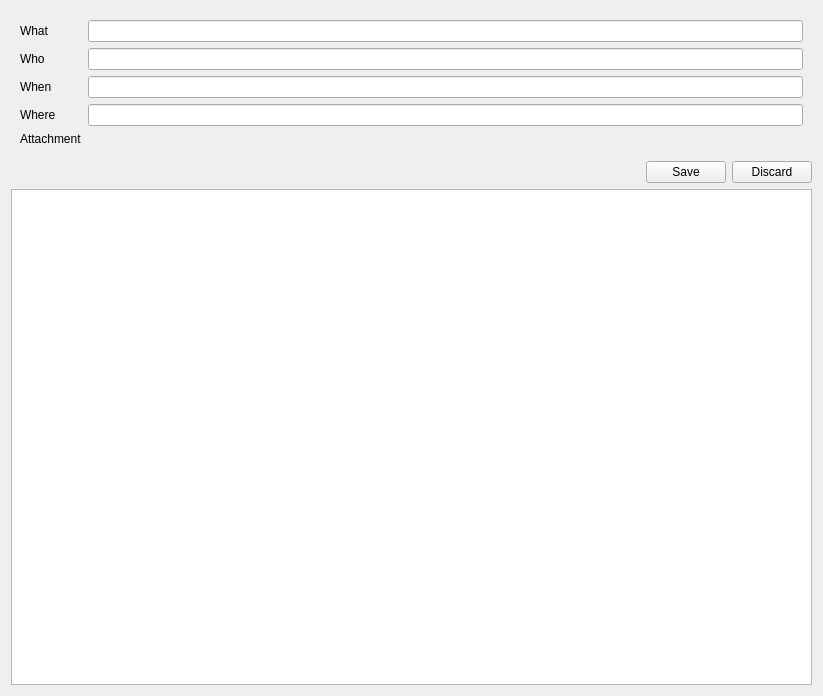
This is editor/editorwidget.ui in NightFeather/ase-2021-fall as Qt 5 draws it before an edit. The edited form follows.
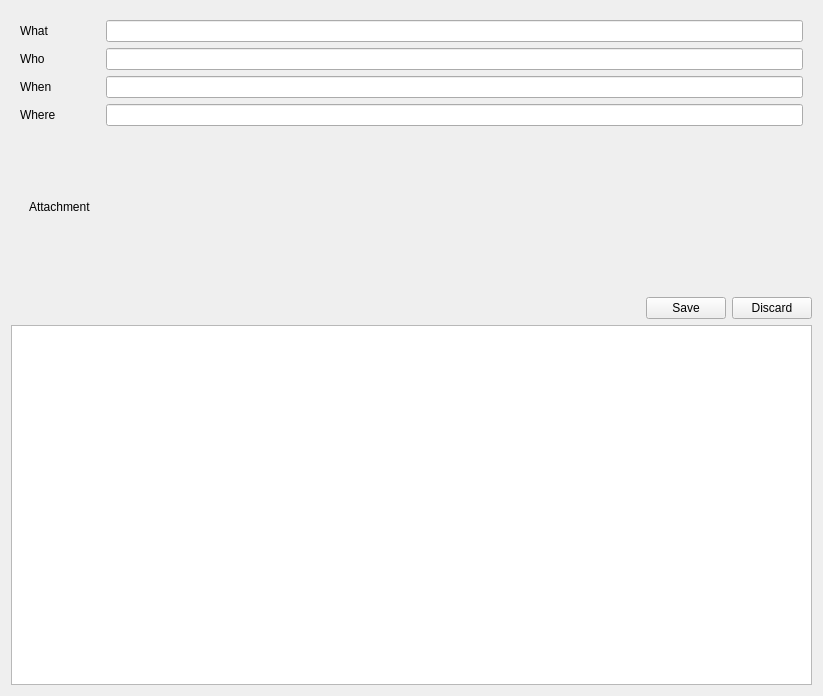
This is the edited form. Custom widgets are drawn as their Qt base class.

Commit message: Attachment management

The edit to the form file:
```diff
--- a/editor/editorwidget.ui
+++ b/editor/editorwidget.ui
@@ -22,6 +22,12 @@
   <layout class="QVBoxLayout" name="verticalLayout">
    <item>
     <widget class="QWidget" name="widget" native="true">
+     <property name="sizePolicy">
+      <sizepolicy hsizetype="Preferred" vsizetype="Minimum">
+       <horstretch>0</horstretch>
+       <verstretch>0</verstretch>
+      </sizepolicy>
+     </property>
      <layout class="QFormLayout" name="formLayout">
       <item row="0" column="0">
        <widget class="QLabel" name="label">
@@ -64,14 +70,32 @@
        <widget class="QLineEdit" name="where"/>
       </item>
       <item row="4" column="0">
-       <widget class="QLabel" name="label_5">
-        <property name="text">
-         <string>Attachment</string>
+       <widget class="QWidget" name="widget_3" native="true">
+        <property name="sizePolicy">
+         <sizepolicy hsizetype="Preferred" vsizetype="Fixed">
+          <horstretch>0</horstretch>
+          <verstretch>0</verstretch>
+         </sizepolicy>
         </property>
+        <property name="minimumSize">
+         <size>
+          <width>0</width>
+          <height>150</height>
+         </size>
+        </property>
+        <layout class="QVBoxLayout" name="verticalLayout_3">
+         <item>
+          <widget class="QLabel" name="label_5">
+           <property name="text">
+            <string>Attachment</string>
+           </property>
+          </widget>
+         </item>
+        </layout>
        </widget>
       </item>
       <item row="4" column="1">
-       <widget class="QWidget" name="widget_2" native="true"/>
+       <widget class="AttachmentList" name="attachments" native="true"/>
       </item>
      </layout>
     </widget>
@@ -111,10 +135,30 @@
     </layout>
    </item>
    <item>
-    <widget class="QPlainTextEdit" name="plainTextEdit"/>
+    <widget class="QPlainTextEdit" name="body">
+     <property name="sizePolicy">
+      <sizepolicy hsizetype="Expanding" vsizetype="Expanding">
+       <horstretch>0</horstretch>
+       <verstretch>1</verstretch>
+      </sizepolicy>
+     </property>
+     <property name="font">
+      <font>
+       <pointsize>20</pointsize>
+      </font>
+     </property>
+    </widget>
    </item>
   </layout>
  </widget>
+ <customwidgets>
+  <customwidget>
+   <class>AttachmentList</class>
+   <extends>QWidget</extends>
+   <header>editor/attachmentlist.h</header>
+   <container>1</container>
+  </customwidget>
+ </customwidgets>
  <resources/>
  <connections/>
 </ui>
```
The commit also changes 15 other files.
